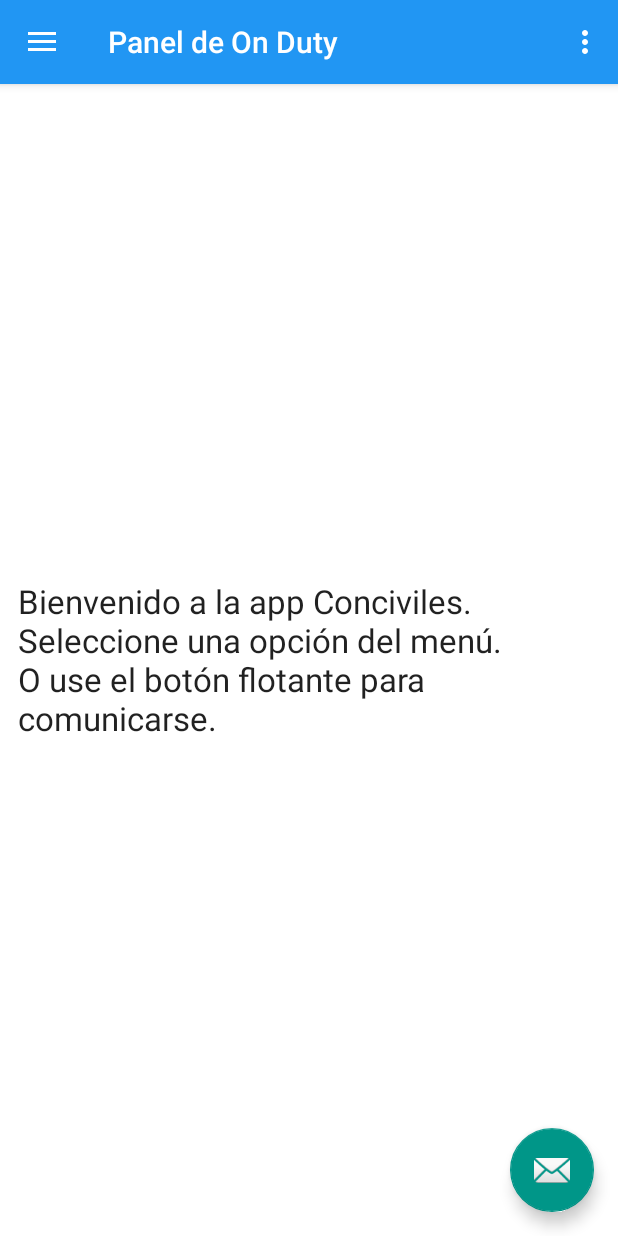
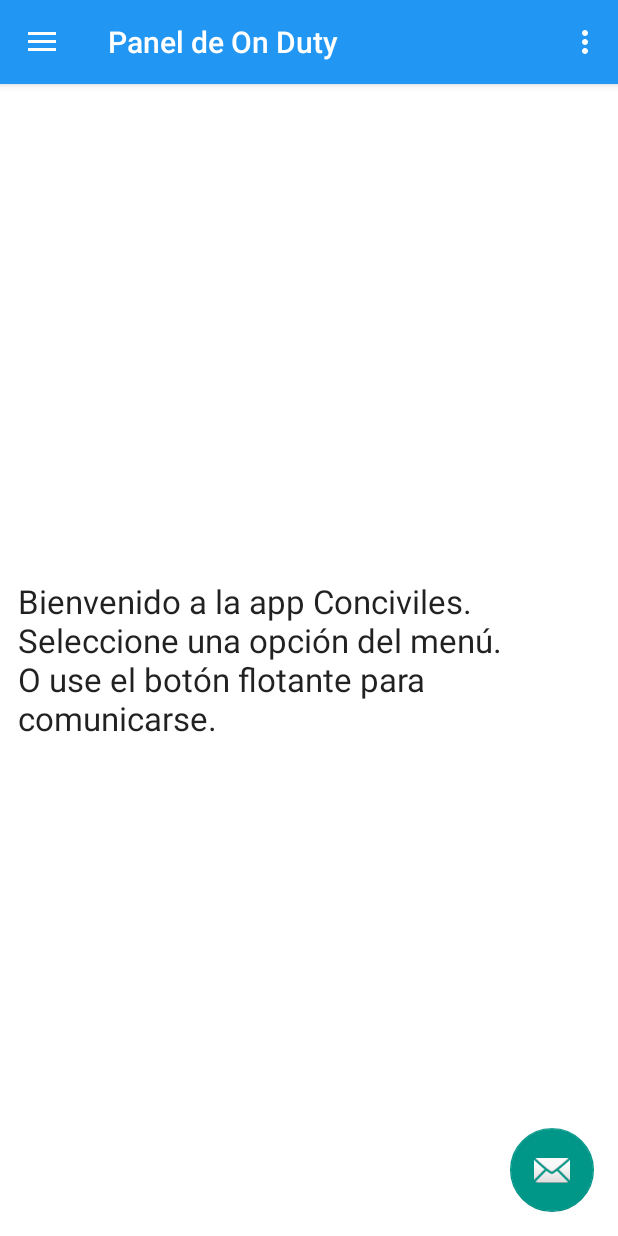
Before and after one commit to JCarlosR/Conciviles, an Android app: the MenuActivity screen opened directly, with no data from a screen before it, on a phone screen of 412 x 824 dp. Run offline under Robolectric (Android 15) with nearby library versions, the phone set to English and light mode, and no system bars; 1 statement that could not run was skipped.

```diff
--- a/app/src/main/res/layout/content_menu.xml
+++ b/app/src/main/res/layout/content_menu.xml
@@ -20,6 +20,7 @@
          />
 
     <android.support.design.widget.FloatingActionButton
+        app:elevation="0dp"
         android:id="@+id/fab"
         android:layout_width="wrap_content"
         android:layout_height="wrap_content"
```
